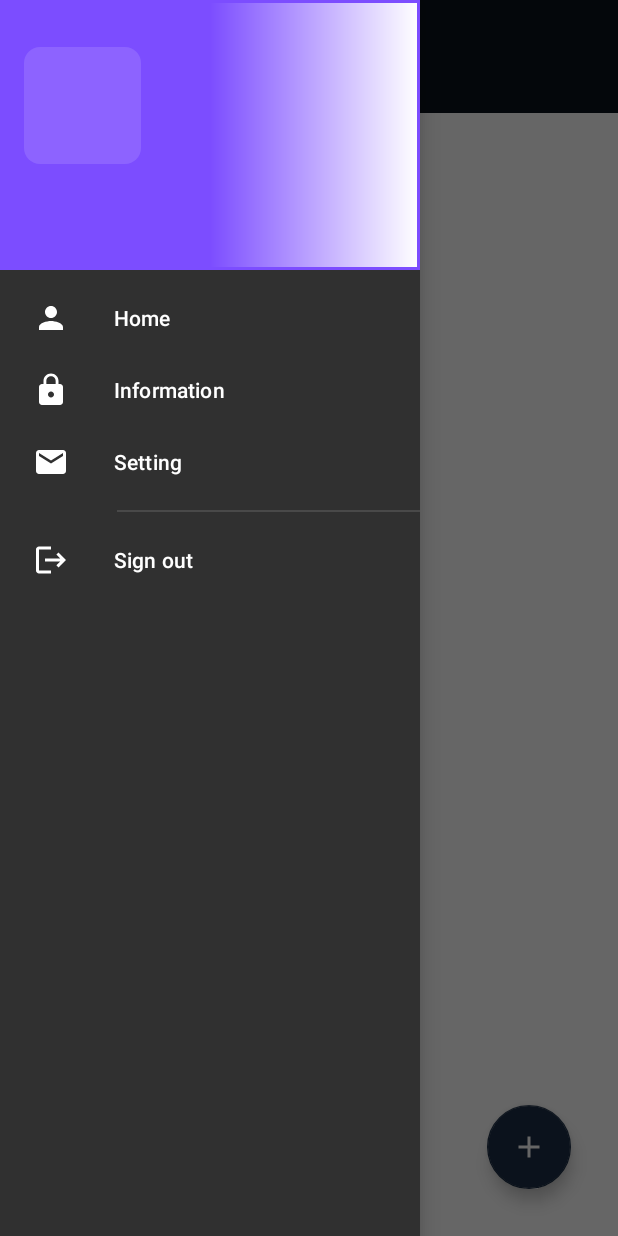
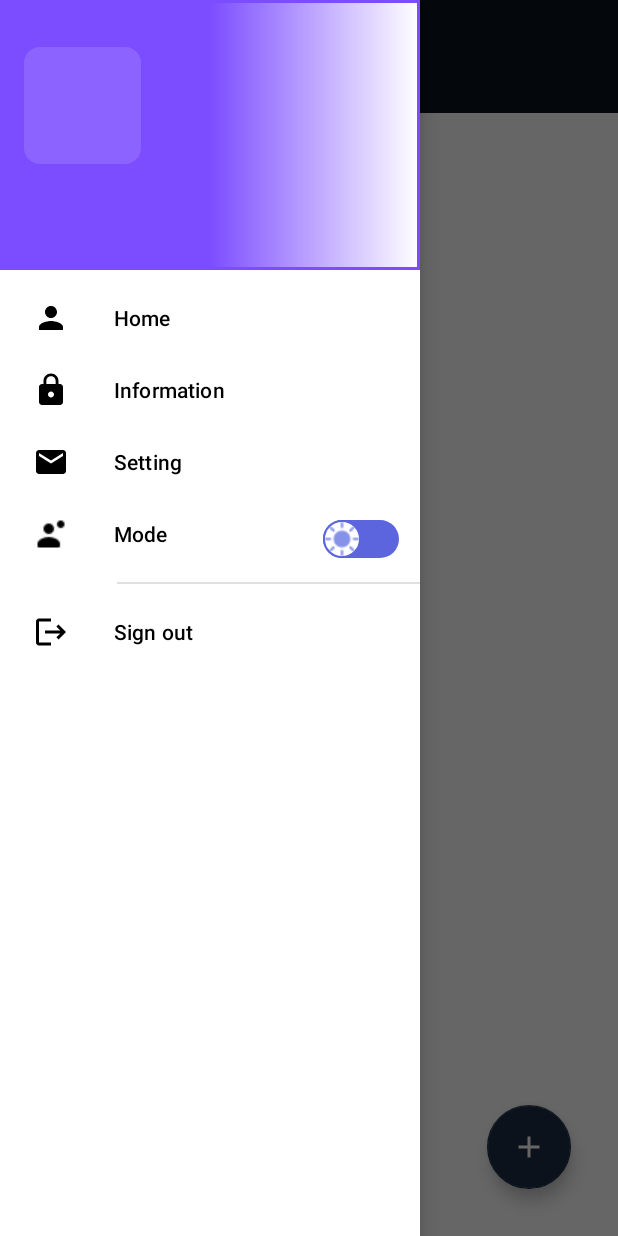
Before and after one commit to GiapKun/ChatApp, an Android app: the MainActivity screen opened directly, with no data from a screen before it, with the side drawer open, on a phone screen of 412 x 824 dp. Run offline under Robolectric (Android 15) with nearby library versions, the light colour scheme and no system bars; our stand-ins replace Firebase (no records; nobody signed in at launch, a user with empty details on screens opened directly), sdp/ssp sizes; libraries missing offline, so code that uses them is left out: com.makeramen.roundedimageview; plain views replace RoundedImageView; 4 statements that could not run were skipped.

Commit message:
commit update light dark mode 2

```diff
--- a/app/src/main/java/com/example/chatandcall_app/activities/MainActivity.java
+++ b/app/src/main/java/com/example/chatandcall_app/activities/MainActivity.java
@@ -1,8 +1,12 @@
 package com.example.chatandcall_app.activities;
 
 import androidx.annotation.NonNull;
+import androidx.appcompat.app.AppCompatDelegate;
+import androidx.appcompat.widget.SwitchCompat;
 
+import android.content.Context;
 import android.content.Intent;
+import android.content.SharedPreferences;
 import android.graphics.Bitmap;
 import android.graphics.BitmapFactory;
 import android.os.Bundle;
@@ -10,6 +14,7 @@
 import android.view.MenuItem;
 import android.view.View;
 import android.widget.ImageButton;
+import android.widget.ImageView;
 import android.widget.TextView;
 import android.widget.Toast;
 
@@ -37,6 +42,10 @@
 import java.util.List;
 
 public class MainActivity extends BaseActivity implements ConversionListener {
+    SwitchCompat switchMode;
+    boolean nightMode;
+    SharedPreferences sharedPreferences;
+    SharedPreferences.Editor editor;
 
     //Enabled viewBinding, the binding class for each XML layout will be generated auto
     private ActivityMainBinding binding;
@@ -58,12 +67,40 @@
         preferecnceManager = new PreferenceManager(getApplicationContext());
         buttonDrawerToggle = findViewById(R.id.buttonDrawerToggle);
         navigationView = findViewById(R.id.nav_menu);
+        switchMode = findViewById(R.id.switchMode);
+
+        sharedPreferences = getSharedPreferences("Mode", Context.MODE_PRIVATE);
+        nightMode = sharedPreferences.getBoolean("nightMode", false);
+        if(nightMode)
+        {
+            switchMode.setChecked(true);
+            AppCompatDelegate.setDefaultNightMode(AppCompatDelegate.MODE_NIGHT_YES);
+        }
+
+        switchMode.setOnClickListener(new View.OnClickListener() {
+            @Override
+            public void onClick(View v) {
+                if(nightMode)
+                {
+                    AppCompatDelegate.setDefaultNightMode(AppCompatDelegate.MODE_NIGHT_NO);
+                    editor = sharedPreferences.edit();
+                    editor.putBoolean("nightMode", false);
+                } else {
+                    AppCompatDelegate.setDefaultNightMode(AppCompatDelegate.MODE_NIGHT_YES);
+                    editor = sharedPreferences.edit();
+                    editor.putBoolean("nightMode", true);
+                }
+                editor.apply();
+            }
+        });
         init();
         loadUserDetails();
         setListeners();
         getToken();
         listenConversations();
     }
+
+
 
     private void init(){
         conversations = new ArrayList<>();
--- a/app/src/main/res/drawable/background_searchview.xml
+++ b/app/src/main/res/drawable/background_searchview.xml
@@ -2,6 +2,6 @@
 <shape xmlns:android="http://schemas.android.com/apk/res/android"
     android:shape="rectangle">
     <corners android:radius="@dimen/_8sdp"/>
-    <stroke android:color="@color/priramy"
+    <stroke android:color="@color/secondary_text"
         android:width="@dimen/_2sdp"/>
 </shape>
--- a/app/src/main/res/drawable/thumbfalse.xml
+++ b/app/src/main/res/drawable/thumbfalse.xml
@@ -4,8 +4,8 @@
     <item>
         <shape android:shape="oval">
             <solid android:color="@color/white"/>
-            <size android:height="8dp"
-                android:width="8dp"/>
+            <size android:height="1dp"
+                android:width="1dp"/>
             <stroke android:width="1dp"
                 android:color="@color/lavender"/>
         </shape>
@@ -13,9 +13,9 @@
 
     <item
         android:drawable="@drawable/ic_sun"
-        android:top="8dp"
-        android:bottom="8dp"
-        android:right="8dp"
-        android:left="8dp"/>
+        android:top="1dp"
+        android:bottom="1dp"
+        android:right="1dp"
+        android:left="1dp"/>
 
 </layer-list>
--- a/app/src/main/res/drawable/thumbtrue.xml
+++ b/app/src/main/res/drawable/thumbtrue.xml
@@ -4,8 +4,8 @@
     <item>
         <shape android:shape="oval">
             <solid android:color="@color/white"/>
-            <size android:height="8dp"
-                android:width="8dp"/>
+            <size android:height="1dp"
+                android:width="1dp"/>
             <stroke android:width="1dp"
                 android:color="@color/dark_grey"/>
         </shape>
@@ -13,9 +13,9 @@
 
     <item
         android:drawable="@drawable/ic_night"
-        android:top="8dp"
-        android:bottom="8dp"
-        android:right="8dp"
-        android:left="8dp"/>
+        android:top="1dp"
+        android:bottom="1dp"
+        android:right="1dp"
+        android:left="1dp"/>
 
 </layer-list>
--- a/app/src/main/res/drawable/track.xml
+++ b/app/src/main/res/drawable/track.xml
@@ -3,7 +3,7 @@
     <item android:state_checked="true">
         <shape android:shape="rectangle">
             <solid android:color="@color/dark_grey"/>
-            <size android:height="8dp"/>
+            <size android:height="1dp"/>
             <corners android:radius="100dp" />
         </shape>
     </item>
@@ -11,7 +11,7 @@
     <item android:state_checked="false">
         <shape android:shape="rectangle">
             <solid android:color="@color/lavender"/>
-            <size android:height="8dp"/>
+            <size android:height="1dp"/>
             <corners android:radius="100dp" />
         </shape>
     </item>
--- a/app/src/main/res/layout/activity_main.xml
+++ b/app/src/main/res/layout/activity_main.xml
@@ -22,9 +22,9 @@
             android:layout_width="match_parent"
             android:layout_height="0dp"
             android:layout_marginTop="@dimen/_58sdp"
-            android:background="@drawable/background_content_bottom"
             app:layout_constraintBottom_toBottomOf="parent"
             app:layout_constraintTop_toTopOf="parent"
+            style="@style/ScreenBackground"
             >
 
             <androidx.recyclerview.widget.RecyclerView
@@ -70,6 +70,16 @@
         app:menu="@menu/nav_menu"
         app:itemIconPadding="30dp"
         app:dividerInsetStart="@dimen/_60sdp"
-        android:layout_gravity="start"/>
+        android:layout_gravity="start">
+
+        <androidx.appcompat.widget.SwitchCompat
+            android:id="@+id/switchMode"
+            android:layout_width="wrap_content"
+            android:layout_height="wrap_content"
+            android:thumb="@drawable/thumb"
+            android:layout_marginStart="215dp"
+            android:layout_marginTop="335dp"
+            app:track="@drawable/track" />
+    </com.google.android.material.navigation.NavigationView>
 
 </androidx.drawerlayout.widget.DrawerLayout>
--- a/app/src/main/res/layout/activity_users.xml
+++ b/app/src/main/res/layout/activity_users.xml
@@ -38,8 +38,8 @@
     <FrameLayout
         android:layout_width="match_parent"
         android:layout_height="0dp"
+        style="@style/ScreenBackground"
         android:layout_marginTop="@dimen/_16sdp"
-        android:background="@drawable/background_content_bottom"
         app:layout_constraintTop_toBottomOf="@+id/imageBack"
         app:layout_constraintBottom_toBottomOf="parent">
 
@@ -53,6 +53,7 @@
                 android:layout_width="match_parent"
                 android:layout_height="wrap_content"
                 android:background="@drawable/background_searchview"
+                style="@style/SearchView"
                 android:layout_margin="@dimen/_8sdp"
                 />
 
@@ -97,7 +98,7 @@
                 android:layout_marginStart="@dimen/_24sdp"
                 android:layout_marginEnd="@dimen/_24sdp"
                 android:gravity="center"
-                android:textColor="@color/error"
+                style="@style/ColorError"
                 android:textSize="@dimen/_12ssp"
                 android:visibility="gone" />
         </LinearLayout>
--- a/app/src/main/res/menu/nav_menu.xml
+++ b/app/src/main/res/menu/nav_menu.xml
@@ -1,5 +1,6 @@
 <?xml version="1.0" encoding="utf-8"?>
-<menu xmlns:android="http://schemas.android.com/apk/res/android">
+<menu xmlns:app="http://schemas.android.com/apk/res-auto"
+    xmlns:android="http://schemas.android.com/apk/res/android">
 
     <group
         android:id="@+id/group1">
@@ -12,12 +13,17 @@
             android:id="@+id/nav_info"
             android:icon="@drawable/ic_lock"
             android:title="Information"
+            style="@style/TextColor"
             />
         <item
             android:id="@+id/nav_setting"
             android:icon="@drawable/ic_email"
             android:title="Setting"
             />
+        <item android:id="@+id/nav_mode"
+            android:icon="@drawable/ic_mode"
+            android:title="Mode">
+        </item>
     </group>
     <item
         android:id="@+id/nav_signOut"
--- a/app/src/main/res/values-night/themes.xml
+++ b/app/src/main/res/values-night/themes.xml
@@ -9,6 +9,10 @@
     <style name="CardBackground"><item name="android:backgroundTint">@color/grey</item></style>
     <style name="TextColor"><item name="android:textColor">@color/white</item></style>
     <style name="ScreenBackground"><item name="android:background">@color/black</item></style>
+    <style name="ColorError"><item name="android:textColor">@color/white</item></style>
+    <style name="SearchView">
+        <item name="android:strokeColor">@color/white</item>
+    </style>
     <style name="EdtEmail">
         <item name="android:textColorHint">@color/white</item>
         <item name="android:textColor">@color/white</item>
--- a/app/src/main/res/values/colors.xml
+++ b/app/src/main/res/values/colors.xml
@@ -1,6 +1,7 @@
 <?xml version="1.0" encoding="utf-8"?>
 <resources>
-    <color name="black">#1D1D1D</color>
+    <color name="black">#333333</color>
+    <color name="black1">#000000</color>
     <color name="white">#FFFFFFFF</color>
     <color name="secondary_text">#757575</color>
     <color name="priramy_text">#212121</color>
--- a/app/src/main/res/values/themes.xml
+++ b/app/src/main/res/values/themes.xml
@@ -10,6 +10,8 @@
     <style name="Theme.ChatandCall_App" parent="Base.Theme.ChatandCall_App" />
     <style name="CardBackground"><item name="android:backgroundTint">@color/color_edittext</item></style>
     <style name="TextColor"><item name="android:textColor">@color/lavender</item></style>
+    <style name="ColorWhite"><item name="android:backgroundTint">@color/white</item></style>
+    <style name="ColorError"><item name="android:textColor">@color/error</item></style>
     <style name="EdtEmail">
         <item name="android:textColorHint">@color/secondary_text</item>
         <item name="android:textColor">@color/secondary_text</item>
```
Also changed, not shown: app/src/main/AndroidManifest.xml (+9 -2 lines), app/src/main/java/com/example/chatandcall_app/activities/SignInActivity.java (+1 -31 lines), app/src/main/java/com/example/chatandcall_app/activities/SignUpActivity.java (+0 -32 lines), app/src/main/res/layout/activity_sign_in.xml (+0 -13 lines), app/src/main/res/layout/activity_sign_up.xml (+0 -12 lines), app/src/main/res/layout/activity_switchmode.xml (added, +19 -0 lines), app/src/main/res/drawable/ic_mode.png (added).
